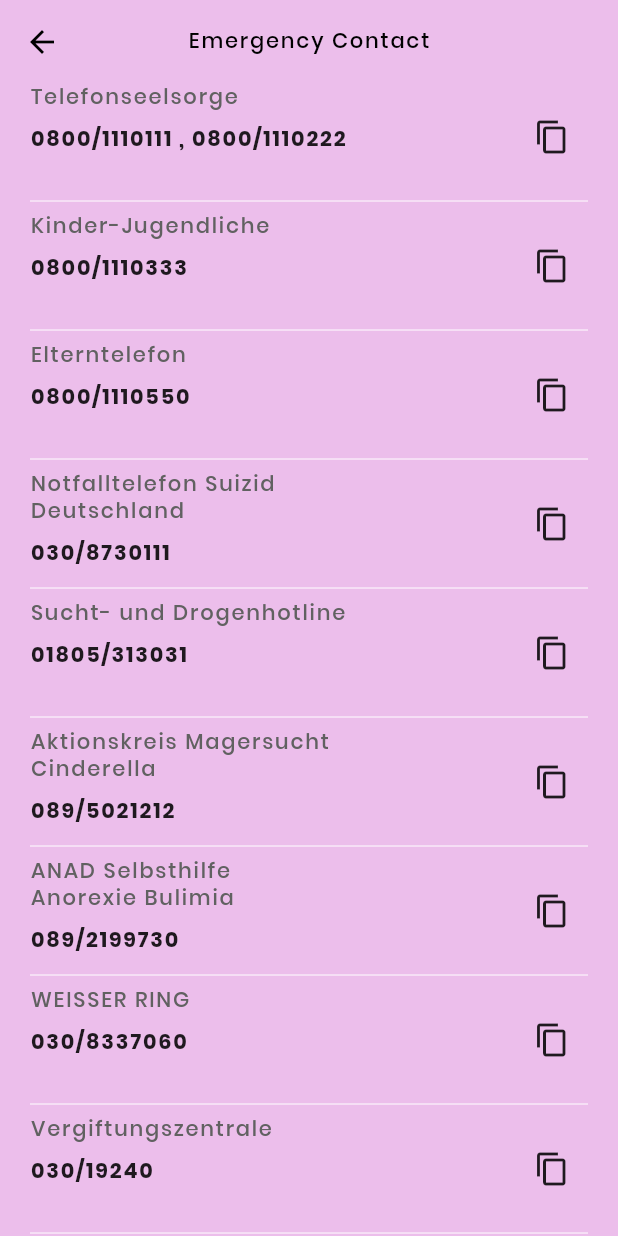
After one commit to AneeqShah/K24-kartenlegen, a Flutter app: the ProfileView screen opened directly, after a tap on an icon or button, on a phone screen of 412 x 824 dp. The commit adds this screen. Run offline on Flutter 3.47's test engine with Material 2 defaults, Android fonts, the phone set to English and light mode, and no system bars; our stand-ins replace cached_network_image, cloud_firestore, firebase_auth, firebase_core, firebase_storage, flutter_spinkit and 5 more; missing offline and left inert: flutter_stripe; accounts and stored records are empty.

Commit message:
emergency contact addded

```diff
--- /dev/null
+++ b/lib/presentation/views/emergency/Emergency_contact.dart
@@ -0,0 +1,106 @@
+import 'package:flutter/material.dart';
+import 'package:flutter/services.dart';
+import 'package:fluttertoast/fluttertoast.dart';
+import 'package:k24/presentation/elements/custom_text.dart';
+
+import '../../../config/front_end_config.dart';
+import '../../elements/custom_app_bar.dart';
+
+class EmergencyContact extends StatefulWidget {
+  const EmergencyContact({Key? key}) : super(key: key);
+
+  @override
+  State<EmergencyContact> createState() => _EmergencyContactState();
+}
+
+class _EmergencyContactState extends State<EmergencyContact> {
+  List contacts = [
+    {"name": "Telefonseelsorge", "number": "0800/1110111 , 0800/1110222"},
+    {"name": "Kinder-Jugendliche", "number": "0800/1110333"},
+    {"name": "Elterntelefon", "number": "0800/1110550"},
+    {"name": "Notfalltelefon Suizid\nDeutschland", "number": "030/8730111"},
+    {"name": "Sucht- und Drogenhotline", "number": "01805/313031"},
+    {"name": "Aktionskreis Magersucht \nCinderella", "number": "089/5021212"},
+    {"name": "ANAD Selbsthilfe \nAnorexie Bulimia", "number": "089/2199730"},
+    {"name": "WEISSER RING", "number": "030/8337060"},
+    {"name": "Vergiftungszentrale", "number": "030/19240"},
+    {"name": "Telefonseelsorge", "number": "142"},
+    {"name": "Sucht- und \nDrogenhotline", "number": " 0810/208877"},
+    {"name": "Psychiatrische Notrufhilfe", "number": "31330"},
+    {"name": "Vergiftungszentrale", "number": "01/4064343"},
+    {"name": "Anonyme Alkoholiker", "number": "0222/788241"},
+    {"name": "Anonyme Spieler", "number": "0222/551357"},
+    {"name": "Blaues Kreuz in \nÖsterreich", "number": "0222/442746"},
+    {"name": "Bundesverband der\n Elternkreise", "number": "0662/840734"},
+    {"name": "elbsthilfegruppe \nfür Essstörung", "number": "0222/239898"},
+    {"name": "Telefonseelsorge", "number": "143"},
+    {"name": "Kinder + Jugendliche", "number": "0800554210"},
+    {"name": "Vergiftungszentrale", "number": "145"},
+    {"name": "Sucht- und Drogenhotline", "number": "052/7211743"},
+    {"name": "Alkohol", "number": "052-7211744"},
+  ];
+
+  @override
+  Widget build(BuildContext context) {
+    return Scaffold(
+      backgroundColor: FrontEndConfigs.bgColor,
+      appBar: customAppBar('Emergency Contact', showIcon: true),
+      body: _getUI(context),
+    );
+  }
+
+  Widget _getUI(BuildContext context) {
+    return Container(
+      height: MediaQuery.of(context).size.height,
+      width: MediaQuery.of(context).size.width,
+      child: ListView.builder(
+          itemCount: contacts.length,
+          itemBuilder: (context, i) {
+            return Padding(
+              padding: const EdgeInsets.symmetric(horizontal: 20.0),
+              child: Column(
+                crossAxisAlignment: CrossAxisAlignment.start,
+                children: [
+                  Container(
+                    height: 70,
+                    width: MediaQuery.of(context).size.width,
+                    child: Row(
+                      mainAxisAlignment: MainAxisAlignment.spaceBetween,
+                      children: [
+                        Column(
+                          crossAxisAlignment: CrossAxisAlignment.start,
+                          children: [
+                            CustomText(
+                              text: contacts[i]["name"],
+                              color: Colors.grey.shade700,
+                            ),
+                            SizedBox(
+                              height: 10,
+                            ),
+                            CustomText(
+                              text: contacts[i]["number"],
+                              fontSize: 14,
+                              fontWeight: FontWeight.bold,
+                            ),
+                          ],
+                        ),
+                        IconButton(
+                            onPressed: () async {
+                              await Clipboard.setData(
+                                  ClipboardData(text: contacts[i]["number"]));
+                              Fluttertoast.showToast(msg: "Number copied");
+                            },
+                            icon: Icon(Icons.copy))
+                      ],
+                    ),
+                  ),
+                  Divider(
+                    color: Colors.white,
+                  )
+                ],
+              ),
+            );
+          }),
+    );
+  }
+}
--- a/lib/presentation/views/product_view/layout/product_body.dart
+++ b/lib/presentation/views/product_view/layout/product_body.dart
@@ -49,7 +49,8 @@ class _ProductBodyState extends State<ProductBody> {
                             title: "Free Question",
                             price: "FREE",
                             description:
-                                "Your first question is free. You can ask the advisor anything and the advisor will reply to you if you are satisfied with the answer, you can use our services",
+                                "Your first question is free. You can ask the advisor anything and the advisor will reply to you if you are satisfied with the answer, "
+                                    "you can use our services",
                             minRange: "100",
                             maxRange: "500",
                             productID: "free-${prodID}",
--- a/lib/presentation/views/profile/layout/profile_body.dart
+++ b/lib/presentation/views/profile/layout/profile_body.dart
@@ -6,6 +6,8 @@ import 'package:k24/app/Custom_image_container.dart';
 import 'package:k24/navigation_helper/navigation_helper.dart';
 import 'package:k24/presentation/elements/custom_text.dart';
 import 'package:k24/presentation/views/change_password/change_password.dart';
+import 'package:k24/presentation/views/emergency/Emergency_contact.dart';
+import 'package:k24/presentation/views/faq/FAQScreen.dart';
 import 'package:k24/presentation/views/payment/payment_history.dart';
 import 'package:k24/presentation/views/splash/splash_view.dart';
 import 'package:url_launcher/url_launcher.dart';
@@ -140,8 +142,28 @@ class _ProfileBodyState extends State<ProfileBody> {
           const SizedBox(
             height: 10,
           ),
-          CustomText(
-            text: 'FAQ',
+          InkWell(
+            onTap: () {
+              NavigationHelper.pushRoute(context, FaqScreen());
+            },
+            child: CustomText(
+              text: 'FAQ',
+            ),
+          ),
+          const SizedBox(
+            height: 10,
+          ),
+          const Divider(),
+          const SizedBox(
+            height: 10,
+          ),
+          InkWell(
+            onTap: () {
+              NavigationHelper.pushRoute(context, EmergencyContact());
+            },
+            child: CustomText(
+              text: 'Emergency Contact\'s',
+            ),
           ),
           const SizedBox(
             height: 10,
```
Also changed, not shown: lib/presentation/views/faq/FAQScreen.dart (added, +48 -0 lines).
